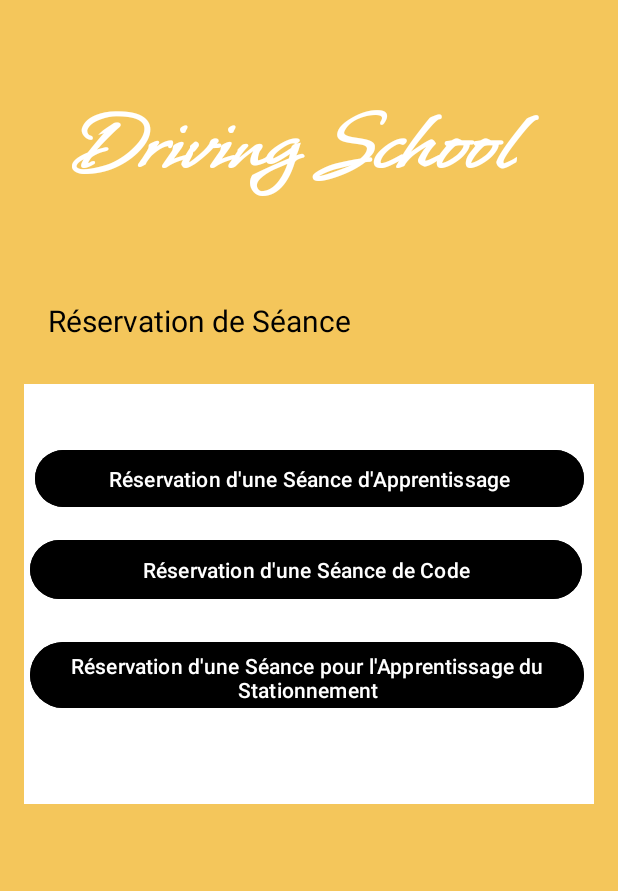
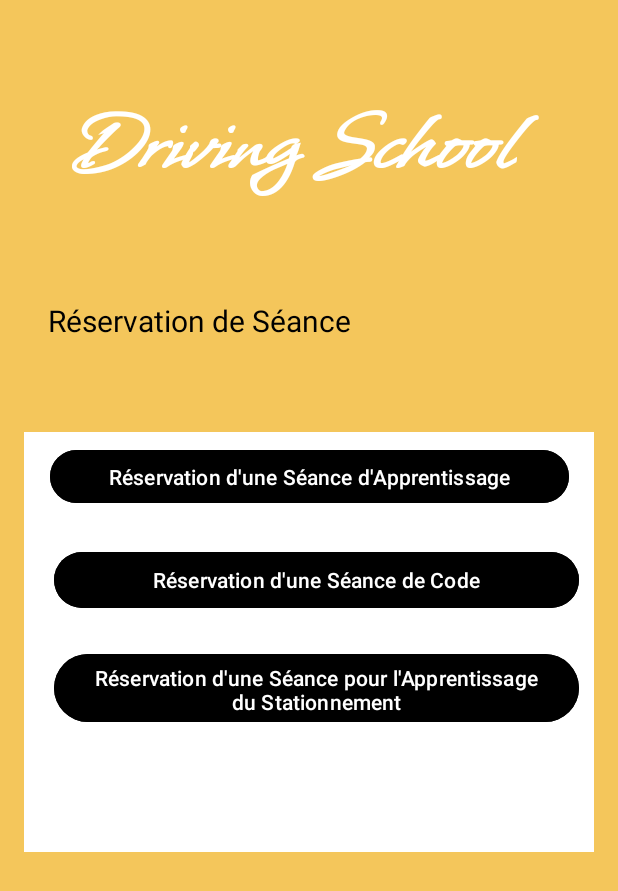
Before and after one commit to SiwarAbid/AutoEcoleAPI30, an Android app: the DefineSessions screen opened directly, with no data from a screen before it, on a phone screen of 412 x 824 dp. Shown: the top 891 px of the screen. Run offline under Robolectric (Android 15) with nearby library versions, the phone set to English and light mode, and no system bars.

Commit message:
ajout de classe code

```diff
--- a/app/src/main/AndroidManifest.xml
+++ b/app/src/main/AndroidManifest.xml
@@ -22,6 +22,9 @@
             android:name=".DefineSessions"
             android:exported="false" />
         <activity
+            android:name=".code"
+            android:exported="false" />
+        <activity
             android:name=".MainActivity"
             android:exported="true">
             <intent-filter>
--- a/app/src/main/java/com/example/autoecoleapi30/DefineSessions.java
+++ b/app/src/main/java/com/example/autoecoleapi30/DefineSessions.java
@@ -1,7 +1,11 @@
 
 package com.example.autoecoleapi30;
 
+import android.content.Intent;
 import android.os.Bundle;
+import android.view.View;
+import android.widget.Button;
+import android.widget.TextView;
 
 import androidx.appcompat.app.AppCompatActivity;
 
@@ -10,5 +14,84 @@ public class DefineSessions extends AppCompatActivity {
     protected void onCreate(Bundle savedInstanceState) {
         super.onCreate(savedInstanceState);
         setContentView(R.layout.activity_define_sessions);
+
+
+        // Liaison des vues du XML au code Java
+        View view = findViewById(R.id.view);
+        TextView textView = findViewById(R.id.textView);
+        TextView textViewTitle = findViewById(R.id.textViewTitle);
+        Button btnReserveLearningSession = findViewById(R.id.btnReserveLearningSession);
+        Button btnReserveCodeSession = findViewById(R.id.btnReserveCodeSession);
+        Button btnReserveParkingSession = findViewById(R.id.btnReserveParkingSession);
+
+        // Vous pouvez définir des actions pour les boutons ici, par exemple :
+        btnReserveLearningSession.setOnClickListener(new View.OnClickListener() {
+            @Override
+            public void onClick(View v) {
+                // Actions à effectuer lors du clic sur le bouton de réservation d'une séance d'apprentissage
+
+
+
+            }
+        });
+        btnReserveLearningSession.setOnClickListener(v -> {
+            Intent intent;
+
+            intent = new Intent(DefineSessions.this, code.class);
+            startActivity(intent);
+
+
+        });
+
+
+// passer au interface de  réservation de seance de code
+
+        btnReserveCodeSession.setOnClickListener(new View.OnClickListener() {
+            @Override
+            public void onClick(View v) {
+                // Actions à effectuer lors du clic sur le bouton de réservation d'une séance d'apprentissage
+
+
+
+            }
+        });
+        btnReserveCodeSession.setOnClickListener(v -> {
+            Intent intent;
+
+            intent = new Intent(DefineSessions.this, code.class);
+            startActivity(intent);
+
+
+        });
+    // passer au interface de réservation seance code
+
+        btnReserveParkingSession.setOnClickListener(new View.OnClickListener() {
+            @Override
+            public void onClick(View v) {
+                // Actions à effectuer lors du clic sur le bouton de réservation d'une séance d'apprentissage
+
+
+
+            }
+        });
+        btnReserveParkingSession.setOnClickListener(v -> {
+            Intent intent;
+
+            intent = new Intent(DefineSessions.this, code.class);
+            startActivity(intent);
+
+
+        });
+
+
+
+
+
+
+
+
+
+
     }
+
 }
--- /dev/null
+++ b/app/src/main/java/com/example/autoecoleapi30/code.java
@@ -0,0 +1,13 @@
+package com.example.autoecoleapi30;
+
+import android.os.Bundle;
+
+import androidx.appcompat.app.AppCompatActivity;
+
+public class code extends AppCompatActivity {
+
+
+    protected void onCreate(Bundle savedInstanceState) {
+        super.onCreate(savedInstanceState);
+        setContentView(R.layout.code);
+}}
--- a/app/src/main/res/layout/activity_define_sessions.xml
+++ b/app/src/main/res/layout/activity_define_sessions.xml
@@ -12,7 +12,7 @@
         android:id="@+id/view"
         android:layout_width="472dp"
         android:layout_height="280dp"
-        android:layout_marginTop="240dp"
+        android:layout_marginTop="272dp"
         android:background="#FFFFFF"
         android:radius="50dp"
         app:layout_constraintEnd_toEndOf="parent"
@@ -48,8 +48,8 @@
 
     <Button
         android:id="@+id/btnReserveLearningSession"
-        android:layout_width="366dp"
-        android:layout_height="46dp"
+        android:layout_width="346dp"
+        android:layout_height="43dp"
         android:layout_marginTop="280dp"
         android:backgroundTint="#000000"
         android:text="Réservation d'une Séance d'Apprentissage"
@@ -59,10 +59,11 @@
 
     <Button
         android:id="@+id/btnReserveCodeSession"
-        android:layout_width="368dp"
-        android:layout_height="47dp"
-        android:layout_marginStart="4dp"
-        android:layout_marginTop="340dp"
+        android:layout_width="350dp"
+        android:layout_height="45dp"
+        android:layout_marginStart="20dp"
+        android:layout_marginTop="348dp"
+
         android:backgroundTint="#000000"
         android:text="Réservation d'une Séance de Code"
         app:layout_constraintStart_toStartOf="parent"
@@ -70,10 +71,10 @@
 
     <Button
         android:id="@+id/btnReserveParkingSession"
-        android:layout_width="369dp"
-        android:layout_height="52dp"
-        android:layout_marginStart="4dp"
-        android:layout_marginTop="408dp"
+        android:layout_width="350dp"
+        android:layout_height="53dp"
+        android:layout_marginStart="20dp"
+        android:layout_marginTop="416dp"
         android:backgroundTint="#000000"
 
         android:text="Réservation d'une Séance pour l'Apprentissage du Stationnement"
```
